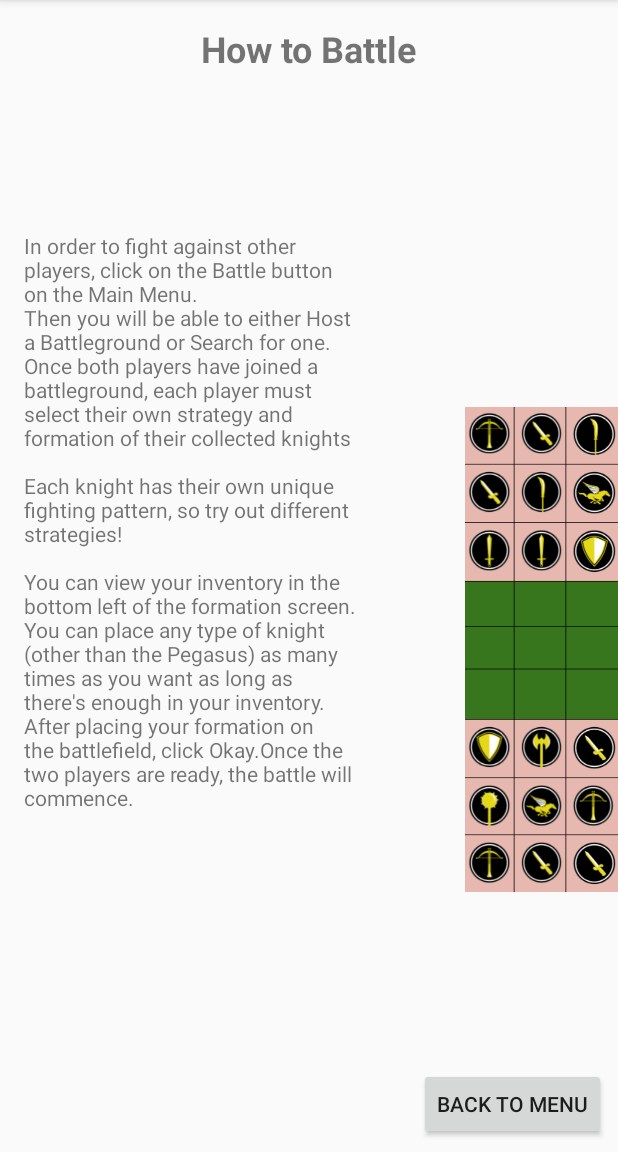
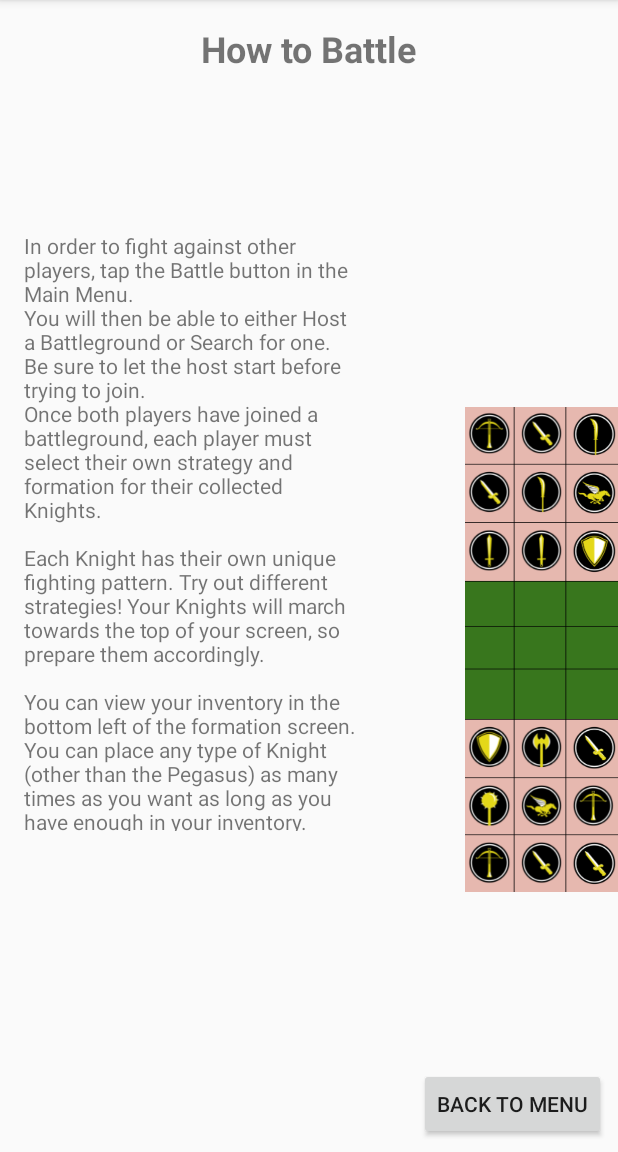
Before and after one commit to edowney29/KnightGO, an Android app: the TutorialActivity screen opened directly, with no data from a screen before it, in the options menu, after a tap on "How to Battle", on a phone screen of 412 x 824 dp, the part 84-1236 px from its top. Run offline under Robolectric (Android 15) with nearby library versions, the phone set to English and light mode, and no system bars.

Commit message:
Text edits

```diff
--- a/app/src/main/java/com/ucf/knightgo/TutorialActivity.java
+++ b/app/src/main/java/com/ucf/knightgo/TutorialActivity.java
@@ -57,53 +57,53 @@ public class TutorialActivity extends AppCompatActivity {
                         "In Collection mode, you must use your device's camera to locate the Knight.\n" +
                         "Once the Knight's seal has appeared on your camera, tap it to add that Knight to your inventory.\n" +
                         "You are then returned to the map where you can continue collecting more Knights.\n\n" +
-                        "New Knights appear on campus every hour, so keep checking to add more to your army.");
+                        "New Knights appear on campus every hour, so keep checking to add more to your army!");
                 battlefield.setImageResource(0);
                 knights.setImageResource(R.drawable.knights);
                 break;
             case R.id.mnuBattle:
                 title.setText("How to Battle");
-                info.setText("In order to fight against other players, click on the Battle button on the Main Menu.\n" +
-                        "Then you will be able to either Host a Battleground or Search for one.\n" +
-                        "Once both players have joined a battleground, each player must select their own strategy and formation of their collected knights\n\n" +
-                        "Each knight has their own unique fighting pattern, so try out different strategies!\n\n" +
+                info.setText("In order to fight against other players, tap the Battle button in the Main Menu.\n" +
+                        "You will then be able to either Host a Battleground or Search for one. Be sure to let the host start before trying to join.\n" +
+                        "Once both players have joined a battleground, each player must select their own strategy and formation for their collected Knights.\n\n" +
+                        "Each Knight has their own unique fighting pattern. Try out different strategies! Your Knights will march towards the top of your screen, so prepare them accordingly.\n\n" +
                         "You can view your inventory in the bottom left of the formation screen.\n" +
-                        "You can place any type of knight (other than the Pegasus) as many times as you want as long as there's enough in your inventory.\n" +
-                        "After placing your formation on the battlefield, click Okay." +
-                        "Once the two players are ready, the battle will commence.\n\n" +
+                        "You can place any type of Knight (other than the Pegasus) as many times as you want as long as you have enough in your inventory.\n" +
+                        "After placing your formation on the battlefield, tap Done.\n" +
+                        "Once both players are ready, the battle will commence!\n\n" +
                         "The goal is to gain more points than your opponent. Points are earned by invading the enemy.\n" +
-                        "When one of your Knights crosses the battlefield and into the enemy's side, you gain 1 point*.\n" +
+                        "When one of your Knights crosses the battlefield and passes beyond the enemy's side, you gain 1 point (2 points for a Pegasus!).\n" +
                         "Will you take a defensive approach and keep the enemy at bay, or will you overwhelm them with a ferocious charge?\n\n" +
                         "GOOD LUCK AND HAVE FUN!");
                 knights.setImageResource(0);
                 battlefield.setImageResource(R.drawable.battlefield);
-
                 break;
             case R.id.knightGuide:
                 title.setText("Knight Guide");
                 info.setText("Here are descriptions of each type of Knight in Knight GO.\nNote: The rating " +
                         "values are not the exact numbers.\n\nSword\nHealth: 4/5\nDamage: 4/5\nStyle: Melee\nSpecial: None\n" +
-                        "The standard fighter. Can deal and take a decent amount of damage\n\n" +
-                        "Spear\nHealth: 3/5\nDamage: 3/5\nStyle: Melee\nSpecial: Can attack enemies while standing behind an ally\n" +
+                        "The standard fighter. Can deal and take a decent amount of damage.\n\n" +
+                        "Spear\nHealth: 3/5\nDamage: 3/5\nStyle: Melee\nSpecial: Can attack enemies while standing behind an ally.\n" +
                         "A formidable Knight. Sacrifices some damage for utility.\n\n" +
                         "Bow\nHealth:2/5\nDamage:3/5\nStyle: Ranged\nSpecial:None\n" +
                         "Assaults enemies from afar. Try to keep them away from the frontline.\n\n" +
                         "Mace\nHealth: 4/5\nDamage: 3/5\nStyle: Melee\nSpecial: Deals increased damage towards Halberdiers.\n" +
-                        "A brutal fighter. Great for pushing down the battlefield\n\n" +
+                        "A brutal fighter. Great for pushing down the battlefield.\n\n" +
                         "Halberd\nHealth: 4/5\nDamage: 2/5\nStyle: Melee\nSpecial: Cleaves all enemies in an arc in front of him.\n" +
                         "A devastating Knight that can deal damage to multiple enemies.\n\n" +
-                        "Axe\nHealth: 4/5\nDamage: 3/5\nStyle: Melee\nSpecial: Deals increased damage towards Shield Knights.\n" +
+                        "Axe\nHealth: 4/5\nDamage: 3/5\nStyle: Melee\nSpecial: Deals increased damage towards Shieldbearers.\n" +
                         "Cuts through defenses. Great frontline Knights.\n\n" +
                         "Dagger\nHealth:1/5\nDamage: 5/5\nStyle: Melee\nSpecial: Can move 2 spaces in 1 turn.\n" +
-                        "Fast and deadly. Weak towards tanky enemies\n\n" +
+                        "Fast and deadly. Weak towards tanky enemies.\n\n" +
                         "Crossbow\nHealth:3/5\nDamage: 2/5\nStyle: Ranged\nSpecial:None\n" +
-                        "Ranged fighter. Tougher than Bowman but deals less damage\n\n" +
+                        "Ranged fighter. Tougher than a Bowman, but deals less damage.\n\n" +
                         "Shield\nHealth: 5/5\nDamage: 1/5\nRange: Melee\nSpecial:None\n" +
-                        "The best defensive Knight. Great for defending weaker knights.\n\n" +
-                        "Pegasus\nHealth: 4/5\nDamage:4/5\nRange:Melee\nSpecial: Can fly over enemies and gives 2 points when invading enemy.\n" +
+                        "The best defensive Knight. Great for defending weaker Knights.\n\n" +
+                        "Pegasus\nHealth: 4/5\nDamage:4/5\nRange:Melee\nSpecial: Can fly over enemies and gives 2 points when invading the enemy.\n" +
                         "The ultimate Knight. Only one can be deployed per formation.");
                 battlefield.setImageResource(0);
                 knights.setImageResource(R.drawable.knights);
+                break;
             default:
                 return super.onOptionsItemSelected(item);
         }
```
